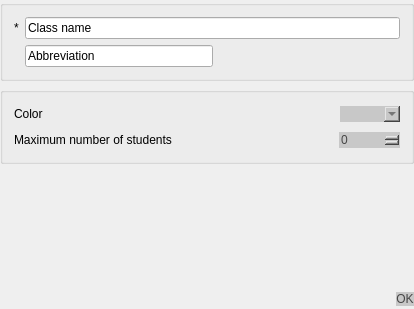
The window that Orar/OrarApp/ClassesDialog.ui (alexandrutm/UnivTimetable) describes before a commit, drawn with Qt 5.
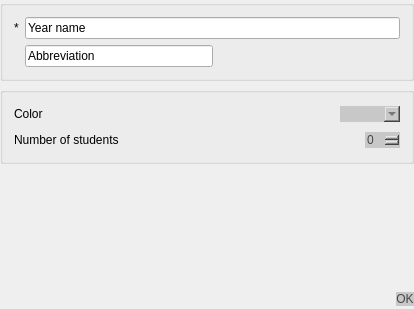
The same window after the commit.

```diff
--- a/Orar/OrarApp/ClassesDialog.ui
+++ b/Orar/OrarApp/ClassesDialog.ui
@@ -44,7 +44,7 @@
             <item>
              <widget class="QLineEdit" name="Name">
               <property name="text">
-               <string>Class name</string>
+               <string>Year name</string>
               </property>
              </widget>
             </item>
@@ -175,7 +175,7 @@
             <item>
              <widget class="QLabel" name="label_2">
               <property name="text">
-               <string>Maximum number of students</string>
+               <string>Number of students</string>
               </property>
              </widget>
             </item>
@@ -206,9 +206,6 @@
 	background-color: rgb(231, 231, 231);
 }</string>
               </property>
-              <property name="maximum">
-               <number>100000</number>
-              </property>
              </widget>
             </item>
            </layout>
```
